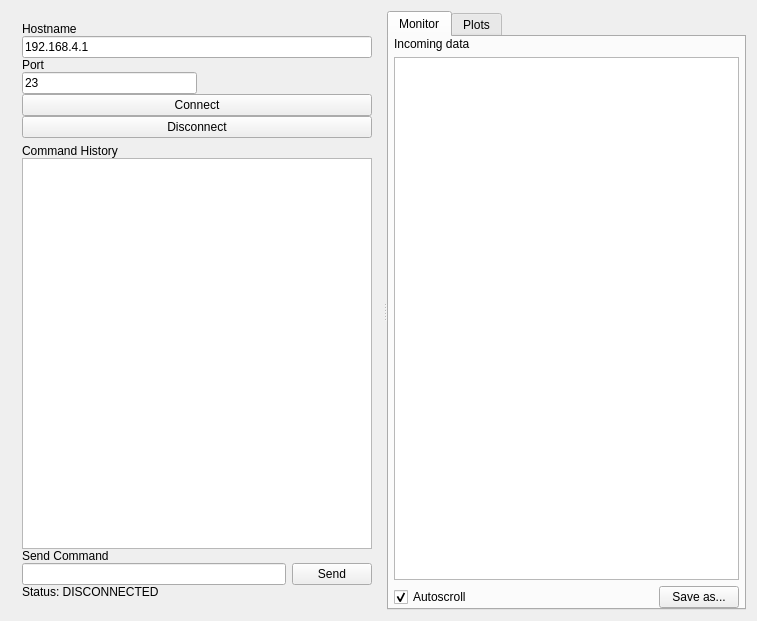
This is widget.ui in mrkrb/realtime_plot as Qt 5 draws it before an edit. The edited form follows.
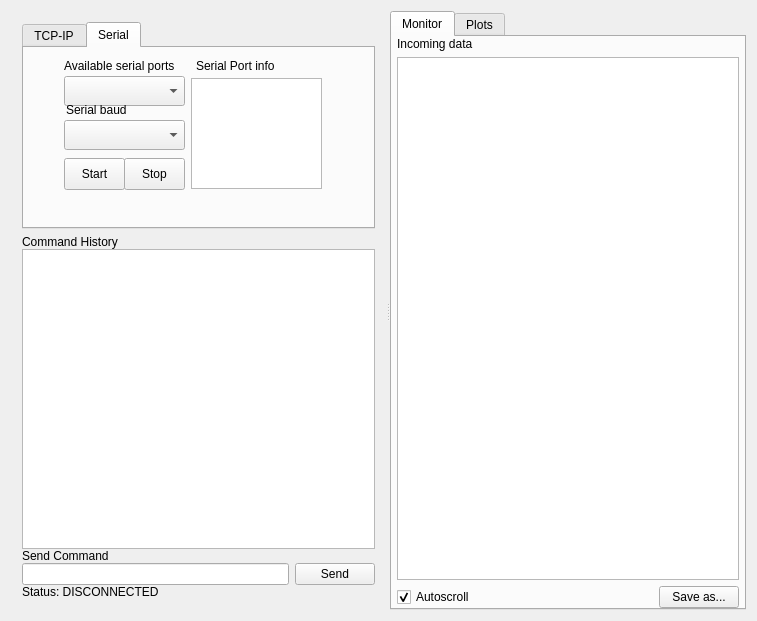
This is the edited form. The open tabs and pages were chosen to show the change. Custom widgets are drawn as their Qt base class.

Commit message: blended with serial communication

Diff of the .ui file:
```diff
--- a/widget.ui
+++ b/widget.ui
@@ -20,7 +20,32 @@
       <enum>Qt::Horizontal</enum>
      </property>
      <widget class="QWidget" name="layoutWidget">
-      <layout class="QVBoxLayout" name="verticalLayout_3">
+      <layout class="QVBoxLayout" name="verticalLayout_3" stretch="0,0">
+       <item>
+        <widget class="QTabWidget" name="tabWidget_2">
+         <property name="currentIndex">
+          <number>0</number>
+         </property>
+         <widget class="QWidget" name="tab_tcpip">
+          <attribute name="title">
+           <string>TCP-IP</string>
+          </attribute>
+          <layout class="QVBoxLayout" name="verticalLayout_4">
+           <property name="spacing">
+            <number>0</number>
+           </property>
+           <property name="leftMargin">
+            <number>0</number>
+           </property>
+           <property name="topMargin">
+            <number>0</number>
+           </property>
+           <property name="rightMargin">
+            <number>0</number>
+           </property>
+           <property name="bottomMargin">
+            <number>0</number>
+           </property>
        <item>
         <layout class="QVBoxLayout" name="verticalLayout">
          <property name="spacing">
@@ -87,6 +112,117 @@
          </item>
         </layout>
        </item>
+          </layout>
+          <zorder></zorder>
+          <zorder></zorder>
+         </widget>
+         <widget class="QWidget" name="tab_serial">
+          <attribute name="title">
+           <string>Serial</string>
+          </attribute>
+          <widget class="QComboBox" name="comboBox_serial_baud">
+           <property name="geometry">
+            <rect>
+             <x>40</x>
+             <y>72</y>
+             <width>121</width>
+             <height>30</height>
+            </rect>
+           </property>
+          </widget>
+          <widget class="QLabel" name="label_serial_info">
+           <property name="geometry">
+            <rect>
+             <x>172</x>
+             <y>10</y>
+             <width>101</width>
+             <height>16</height>
+            </rect>
+           </property>
+           <property name="text">
+            <string>Serial Port info</string>
+           </property>
+          </widget>
+          <widget class="QLabel" name="label_serial_available">
+           <property name="geometry">
+            <rect>
+             <x>40</x>
+             <y>10</y>
+             <width>131</width>
+             <height>16</height>
+            </rect>
+           </property>
+           <property name="text">
+            <string>Available serial ports</string>
+           </property>
+          </widget>
+          <widget class="QComboBox" name="comboBox_serial_available">
+           <property name="geometry">
+            <rect>
+             <x>40</x>
+             <y>28</y>
+             <width>121</width>
+             <height>30</height>
+            </rect>
+           </property>
+          </widget>
+          <widget class="QLabel" name="label_serila_baud">
+           <property name="geometry">
+            <rect>
+             <x>42</x>
+             <y>54</y>
+             <width>81</width>
+             <height>16</height>
+            </rect>
+           </property>
+           <property name="text">
+            <string>Serial baud</string>
+           </property>
+          </widget>
+          <widget class="QTextBrowser" name="textBrowser_serial_info">
+           <property name="geometry">
+            <rect>
+             <x>167</x>
+             <y>30</y>
+             <width>131</width>
+             <height>111</height>
+            </rect>
+           </property>
+           <property name="font">
+            <font>
+             <pointsize>12</pointsize>
+            </font>
+           </property>
+          </widget>
+          <widget class="QPushButton" name="pushButton_serial_start">
+           <property name="geometry">
+            <rect>
+             <x>40</x>
+             <y>110</y>
+             <width>61</width>
+             <height>32</height>
+            </rect>
+           </property>
+           <property name="text">
+            <string>Start</string>
+           </property>
+          </widget>
+          <widget class="QPushButton" name="pushButton_serial_stop">
+           <property name="geometry">
+            <rect>
+             <x>100</x>
+             <y>110</y>
+             <width>61</width>
+             <height>32</height>
+            </rect>
+           </property>
+           <property name="text">
+            <string>Stop</string>
+           </property>
+          </widget>
+         </widget>
+        </widget>
+       </item>
        <item>
         <layout class="QVBoxLayout" name="verticalLayout_2">
          <property name="spacing">
@@ -100,7 +236,14 @@
           </widget>
          </item>
          <item>
-          <widget class="QListWidget" name="listWidget_cmdHistory"/>
+          <widget class="QListWidget" name="listWidget_cmdHistory">
+           <property name="minimumSize">
+            <size>
+             <width>0</width>
+             <height>300</height>
+            </size>
+           </property>
+          </widget>
          </item>
          <item>
           <widget class="QLabel" name="label_cmdHistory_cmdSend">
```
Left out of the diff: 2 changed lines with no effect on the pictures. Lines whose indentation alone changed are shown as unchanged. The commit also changes 3 other files.
